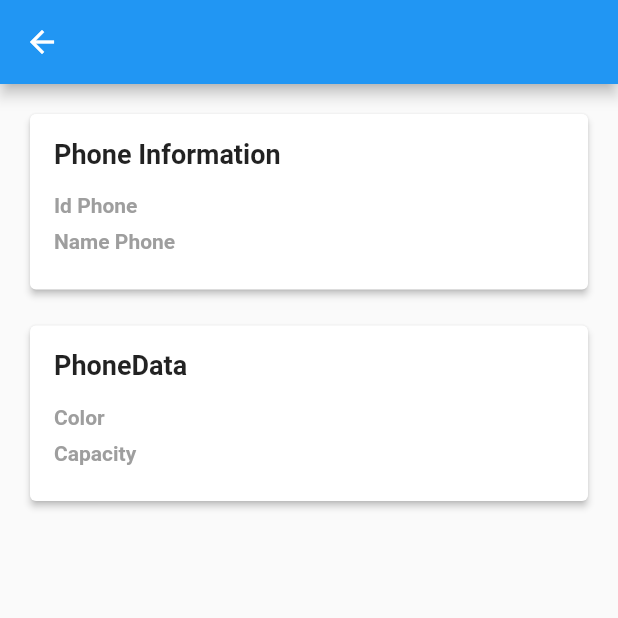
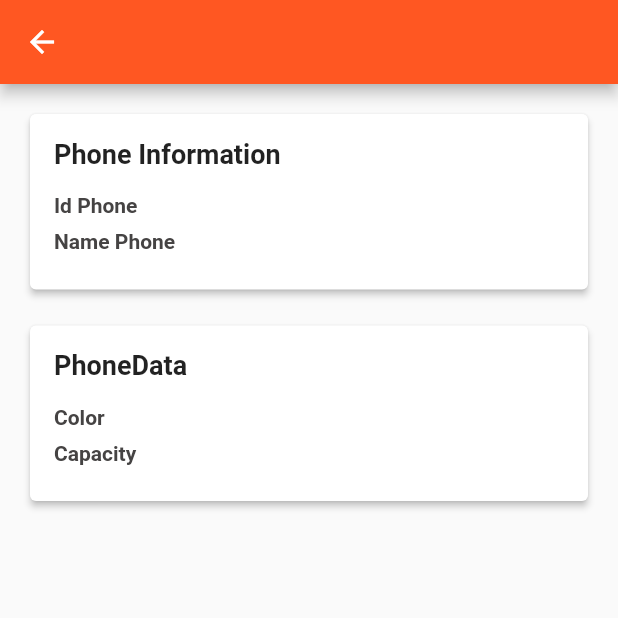
Before and after one commit to AT1927/taller_api_rest, a Flutter app: the PhoneDetailScreen screen opened directly with empty values, on a phone screen of 412 x 824 dp, the top half of it. Run offline on Flutter 3.47's test engine with Material 3 defaults, Android fonts, the phone set to English and light mode, and no system bars; network calls fail.

Commit message:
Fix errors and changed colors

```diff
--- a/lib/main.dart
+++ b/lib/main.dart
@@ -14,7 +14,7 @@ class MyApp extends StatelessWidget {
       title: 'Flutter REST API - Phones',
       debugShowCheckedModeBanner: false,
       theme: ThemeData(
-        primarySwatch: Colors.blue,
+        primarySwatch: Colors.deepOrange,
         visualDensity: VisualDensity.adaptivePlatformDensity,
         useMaterial3: false,
       ),
--- a/lib/screens/phone_detail_screen.dart
+++ b/lib/screens/phone_detail_screen.dart
@@ -68,7 +68,7 @@ class PhoneDetailScreen extends StatelessWidget {
               label,
               style: const TextStyle(
                 fontWeight: FontWeight.bold,
-                color: Colors.grey,
+                color: Color.fromARGB(255, 69, 67, 67),
               ),
             ),
           ),
```
Also changed, not shown: lib/widgets/phone_card.dart (+4 -4 lines).
